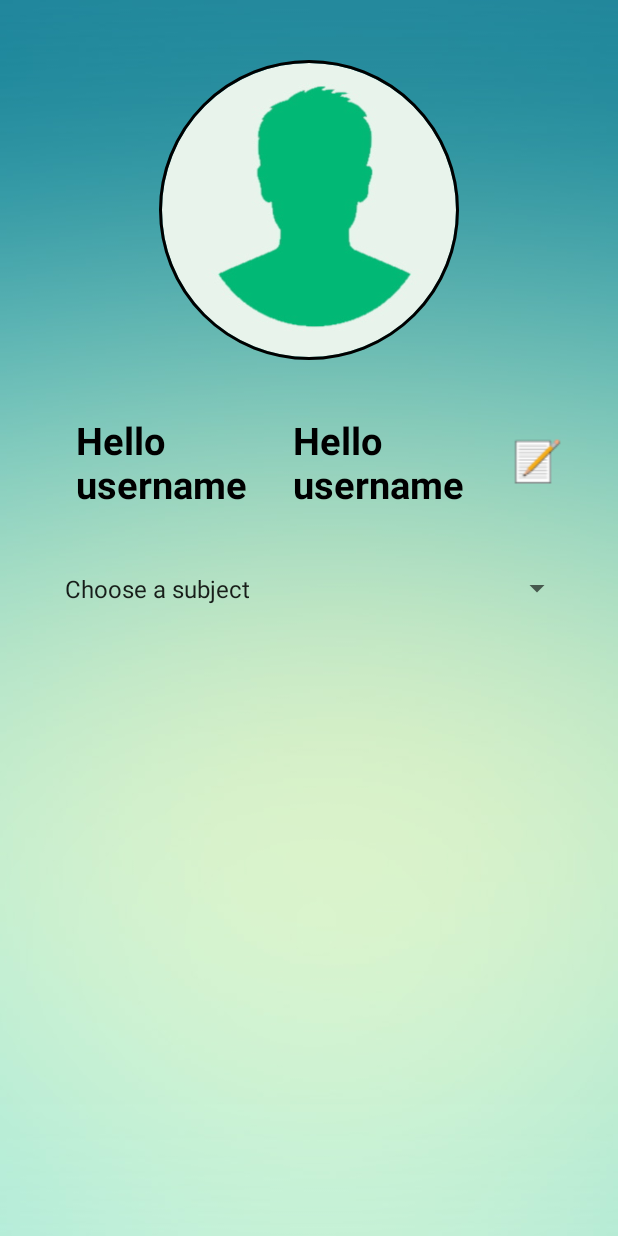
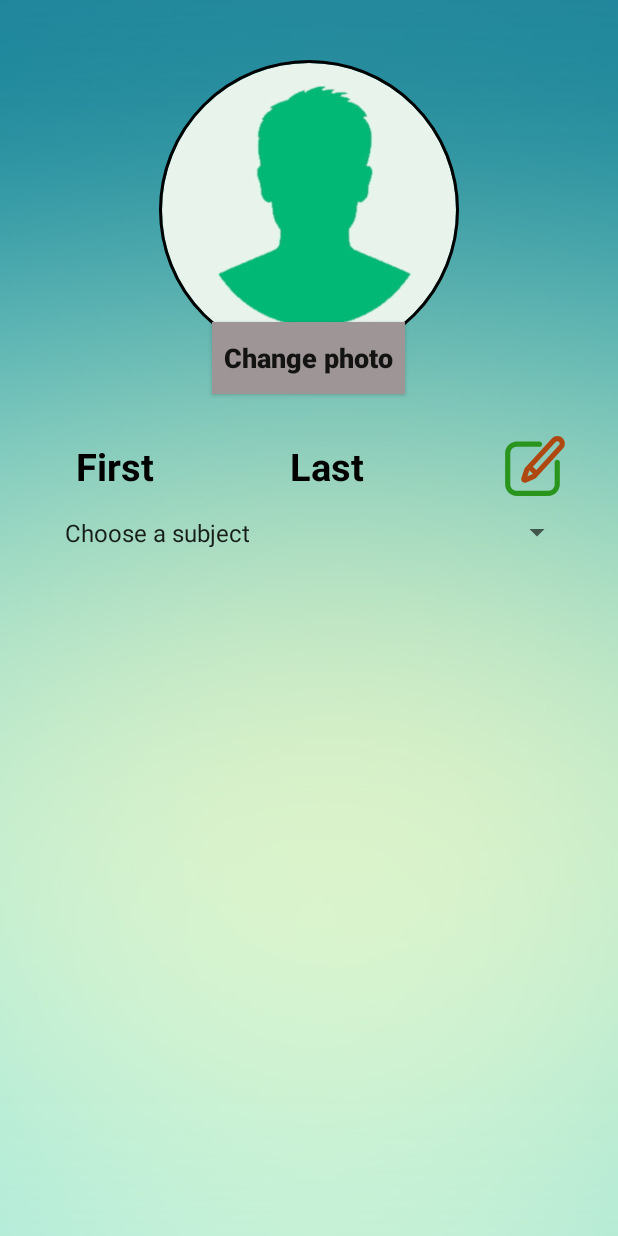
Before and after one commit to MatanRoma/WorldMate, an Android app: the screen it shows after launch (MainActivity), in the side drawer, after a tap on "Your Matches", on a phone screen of 412 x 824 dp. Run offline under Robolectric (Android 15) with nearby library versions, the light colour scheme and no system bars; our stand-ins replace CircleImageView, Firebase (no records; nobody signed in at launch, a user with empty details on screens opened directly).

Commit message:
edit_change_info_profile

```diff
--- /dev/null
+++ b/app/src/main/res/drawable/ic_baseline_save_24.xml
@@ -0,0 +1,5 @@
+<vector android:height="45dp" android:tint="?attr/color"
+    android:viewportHeight="24" android:viewportWidth="24"
+    android:width="45dp" xmlns:android="http://schemas.android.com/apk/res/android">
+    <path android:fillColor="#262724" android:pathData="M17,3L5,3c-1.11,0 -2,0.9 -2,2v14c0,1.1 0.89,2 2,2h14c1.1,0 2,-0.9 2,-2L21,7l-4,-4zM12,19c-1.66,0 -3,-1.34 -3,-3s1.34,-3 3,-3 3,1.34 3,3 -1.34,3 -3,3zM15,9L5,9L5,5h10v4z"/>
+</vector>
--- /dev/null
+++ b/app/src/main/res/drawable/ic_edit_btn_black.xml
@@ -0,0 +1,5 @@
+<vector android:height="40dp" android:viewportHeight="348.882"
+    android:viewportWidth="348.882" android:width="40dp" xmlns:android="http://schemas.android.com/apk/res/android">
+    <path android:fillColor="#AF4810" android:pathData="M333.988,11.758l-0.42,-0.383C325.538,4.04 315.129,0 304.258,0c-12.187,0 -23.888,5.159 -32.104,14.153L116.803,184.231c-1.416,1.55 -2.49,3.379 -3.154,5.37l-18.267,54.762c-2.112,6.331 -1.052,13.333 2.835,18.729c3.918,5.438 10.23,8.685 16.886,8.685c0,0 0.001,0 0.001,0c2.879,0 5.693,-0.592 8.362,-1.76l52.89,-23.138c1.923,-0.841 3.648,-2.076 5.063,-3.626L336.771,73.176C352.937,55.479 351.69,27.929 333.988,11.758zM130.381,234.247l10.719,-32.134l0.904,-0.99l20.316,18.556l-0.904,0.99L130.381,234.247zM314.621,52.943L182.553,197.53l-20.316,-18.556L294.305,34.386c2.583,-2.828 6.118,-4.386 9.954,-4.386c3.365,0 6.588,1.252 9.082,3.53l0.419,0.383C319.244,38.922 319.63,47.459 314.621,52.943z"/>
+    <path android:fillColor="#2A951D" android:pathData="M303.85,138.388c-8.284,0 -15,6.716 -15,15v127.347c0,21.034 -17.113,38.147 -38.147,38.147H68.904c-21.035,0 -38.147,-17.113 -38.147,-38.147V100.413c0,-21.034 17.113,-38.147 38.147,-38.147h131.587c8.284,0 15,-6.716 15,-15s-6.716,-15 -15,-15H68.904c-37.577,0 -68.147,30.571 -68.147,68.147v180.321c0,37.576 30.571,68.147 68.147,68.147h181.798c37.576,0 68.147,-30.571 68.147,-68.147V153.388C318.85,145.104 312.134,138.388 303.85,138.388z"/>
+</vector>
--- a/app/src/main/res/layout/profile_fragment.xml
+++ b/app/src/main/res/layout/profile_fragment.xml
@@ -22,14 +22,30 @@
                android:layout_marginTop="40dp"
                 app:civ_border_color="#FF000000"
                 android:layout_centerHorizontal="true"/>
+
+            <Button
+                android:layout_width="wrap_content"
+                android:layout_height="wrap_content"
+                android:layout_below="@+id/profile_image"
+                android:layout_centerHorizontal="true"
+                android:layout_marginTop="-25dp"
+                android:padding="8dp"
+                android:layout_marginBottom="20dp"
+                android:background="#9E9696"
+                android:textAllCaps="false"
+                android:textSize="18sp"
+                android:textStyle="bold"
+                android:id="@+id/change_pic_btn"
+                android:text="Change photo" />
+
             <LinearLayout
                 android:layout_width="match_parent"
                 android:layout_height="wrap_content"
                 android:orientation="horizontal"
                 android:padding="5dp"
-                android:layout_marginVertical="25dp"
-                android:layout_marginHorizontal="10dp"
-                android:layout_below="@id/profile_image"
+                android:layout_marginStart="10dp"
+                android:layout_marginEnd="10dp"
+                android:layout_below="@id/change_pic_btn"
                 android:id="@+id/name_layout">
                 <TextView
                     android:layout_width="0dp"
@@ -38,7 +54,7 @@
                     android:layout_marginStart="10dp"
                     android:padding="5dp"
                     android:breakStrategy="high_quality"
-                    android:text="Hello username"
+                    android:text="First"
                     android:textAppearance="@style/TextAppearance.AppCompat.Body1"
                     android:textColor="@color/black"
                     android:textSize="25sp"
@@ -50,7 +66,7 @@
                     android:layout_weight="4"
                     android:padding="5dp"
                     android:breakStrategy="high_quality"
-                    android:text="Hello username"
+                    android:text="Last"
                     android:textAppearance="@style/TextAppearance.AppCompat.Body1"
                     android:textColor="@color/black"
                     android:textSize="25sp"
@@ -85,22 +101,20 @@
                     android:visibility="gone"
                     android:id="@+id/last_name_et"/>
                 <ImageButton
-                    android:layout_width="0dp"
+                    android:layout_width="wrap_content"
                     android:layout_height="wrap_content"
-                    android:layout_weight="1"
                     android:layout_marginStart="5dp"
                     android:scaleType="fitCenter"
-                    android:src="@drawable/edit_btn_iv_selector"
+                    android:src="@drawable/ic_edit_btn_black"
                     android:layout_gravity="center_vertical"
                     android:background="@color/transparent"
                     android:id="@+id/name_edit_iv"/>
                 <ImageButton
-                    android:layout_width="0dp"
+                    android:layout_width="wrap_content"
                     android:layout_height="wrap_content"
-                    android:layout_weight="1"
                     android:layout_marginStart="5dp"
                     android:scaleType="fitCenter"
-                    android:src="@drawable/confirm_btn_iv_selector"
+                    android:src="@drawable/ic_baseline_save_24"
                     android:layout_gravity="center_vertical"
                     android:background="@color/transparent"
                     android:visibility="gone"
--- a/app/src/main/res/layout/profile_item_layout.xml
+++ b/app/src/main/res/layout/profile_item_layout.xml
@@ -42,14 +42,14 @@
                     android:id="@+id/item_title_tv"/>
 
                 <ImageButton
+                    android:id="@+id/close_btn_iv"
                     android:layout_width="0dp"
                     android:layout_height="wrap_content"
+                    android:layout_gravity="center_vertical"
                     android:layout_weight="1"
+                    android:background="@color/transparent"
                     android:scaleType="fitCenter"
-                    android:src="@drawable/close_btn_iv_selector"
-                    android:layout_gravity="center_vertical"
-                    android:background="@color/transparent"
-                    android:id="@+id/close_btn_iv"/>
+                    android:src="@drawable/close_btn_iv_selector" />
 
 
 
```
